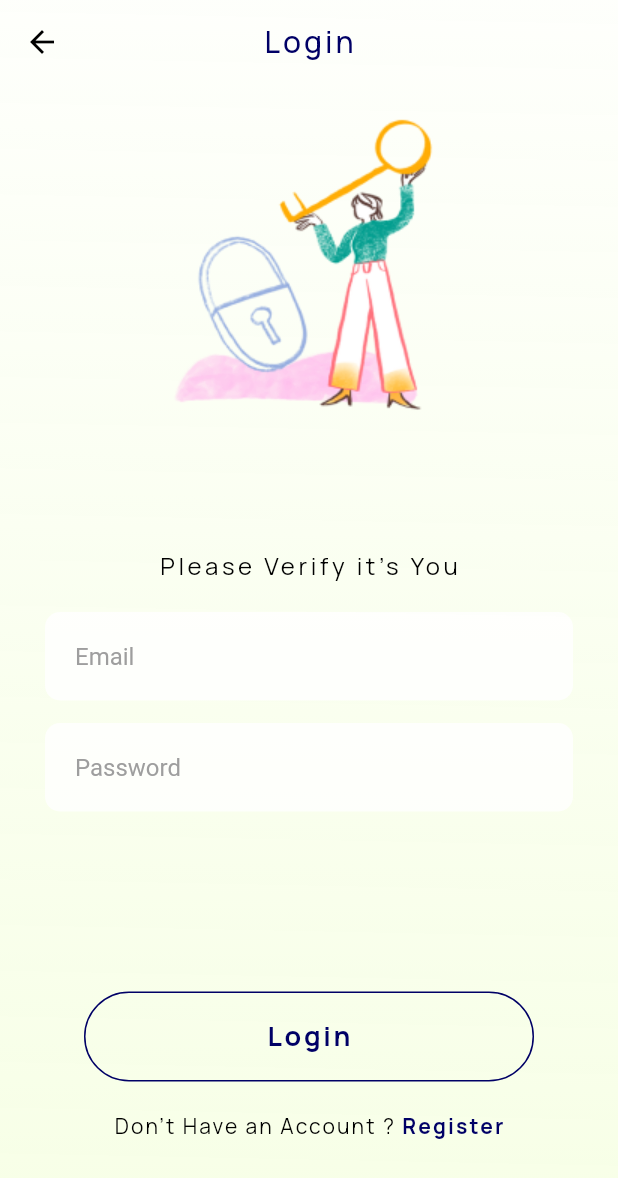
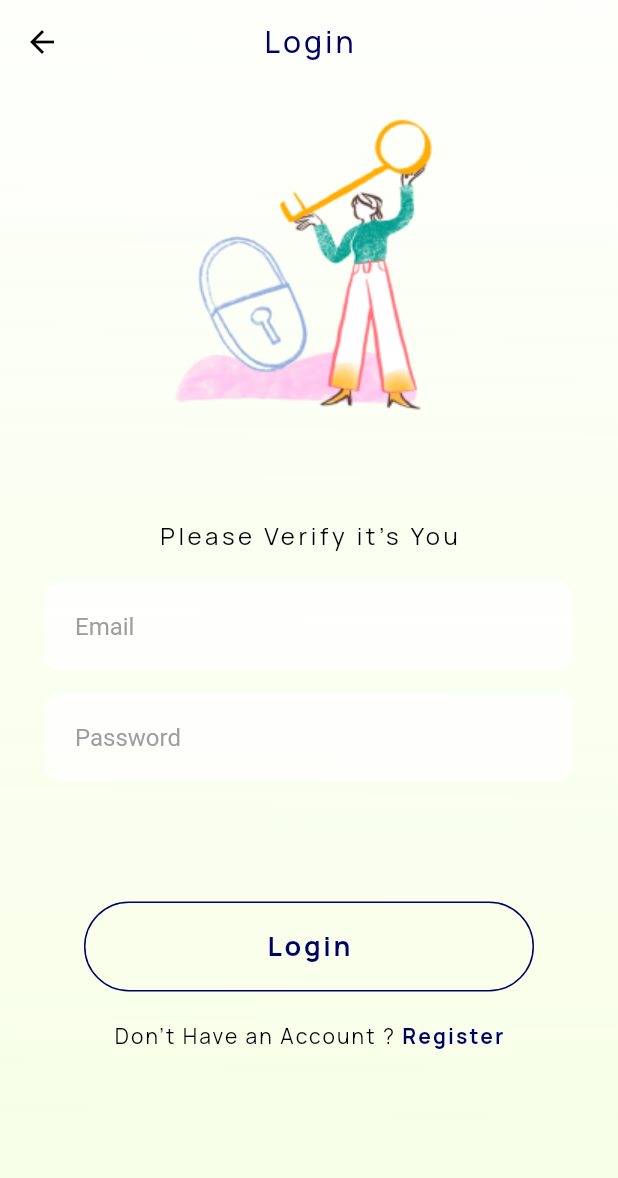
Before and after one commit to ThankiAshish/greenbook, a Flutter app: the screen it shows after launch, after a tap on "Login", on a phone screen of 412 x 824 dp. Shown: the top 1178 px of the screen. Run offline on Flutter 3.47's test engine with Material 2 defaults, Android fonts, the phone set to English and light mode, and no system bars; our stand-ins replace google_fonts, image_picker, shared_preferences; network calls fail.

Commit message:
reigster login page tweaks

```diff
--- a/lib/screens/login_page.dart
+++ b/lib/screens/login_page.dart
@@ -2,6 +2,7 @@ import 'package:flutter/material.dart';
 import 'package:google_fonts/google_fonts.dart';
 import 'package:greenbook/screens/register_page.dart';
 import 'package:greenbook/services/auth_services.dart';
+import 'package:greenbook/utils/utils.dart';
 
 class LoginPage extends StatefulWidget {
   const LoginPage({super.key});
@@ -54,7 +55,8 @@ class _LoginPageState extends State<LoginPage> {
           ),
         ),
         backgroundColor: Colors.transparent,
-        body: Column(
+        body: SingleChildScrollView(
+          child: Column(
             children: [
               const SizedBox(
                 height: 10,
@@ -66,7 +68,7 @@ class _LoginPageState extends State<LoginPage> {
                 fit: BoxFit.cover,
               ),
               const SizedBox(
-              height: 80,
+                height: 60,
               ),
               Text(
                 "Please Verify it's You",
@@ -119,13 +121,19 @@ class _LoginPageState extends State<LoginPage> {
                 ),
               ),
               const SizedBox(
-              height: 120,
+                height: 80,
               ),
               SizedBox(
                 width: 300,
                 height: 60,
                 child: OutlinedButton(
                   onPressed: (){
+                    if(emailController.text.isEmpty || passwordController.text.isEmpty) {
+                      showSnackBar(
+                        context,
+                        'All Fields are Required!'
+                      );
+                    }
                     loginUser();
                   },
                   style: OutlinedButton.styleFrom(
@@ -180,6 +188,7 @@ class _LoginPageState extends State<LoginPage> {
             ],
           ),
         ),
+      ),
     );
   }
 }
--- a/lib/screens/register_page.dart
+++ b/lib/screens/register_page.dart
@@ -135,18 +135,8 @@ class _RegisterPageState extends State<RegisterPage> {
                   ],
                 ),
               ),
-              Text(
-                'Please Enter Your Details',
-                style: GoogleFonts.manrope(
-                  color: Colors.black,
-                  fontSize: 16,
-                  fontWeight: FontWeight.w400,
-                  height: 0,
-                  letterSpacing: 2.40,
-                ),
-              ),
               const SizedBox(
-                height: 20,
+                height: 30,
               ),
               Padding(
                 padding: const EdgeInsets.symmetric(horizontal: 30),
@@ -246,14 +236,19 @@ class _RegisterPageState extends State<RegisterPage> {
                 ),
               ),
             const SizedBox(
-              height: 40,
+              height: 20,
             ),
             SizedBox(
-              width: 300,
+              width: 325,
               height: 60,
               child: ElevatedButton(
                 onPressed: (){
-                  // Navigator.of(context).push(MaterialPageRoute(builder: (ctx)=> const RegisterPage(),),);
+                  if(imagePath == null || usernameController.text.isEmpty || nameController.text.isEmpty || emailController.text.isEmpty || passwordController.text.isEmpty) {
+                    showSnackBar(
+                      context,
+                      'All Fields are Required!'
+                    );
+                  } else {
                     if(passwordController.text == confirmPasswordController.text) {
                       registerUser();
                     } else {
@@ -261,6 +256,7 @@ class _RegisterPageState extends State<RegisterPage> {
                         context,
                         'Passwords do not match'
                       );
+                    }
                   }
                 },
                 style: ButtonStyle(
@@ -290,31 +286,29 @@ class _RegisterPageState extends State<RegisterPage> {
             Row(
               mainAxisAlignment: MainAxisAlignment.center,
               children: [
-                const Text(
+                Text(
                   'Already Have an Account? ',
-                  style: TextStyle(
+                  style: GoogleFonts.manrope(
                     color: Colors.black,
                     fontSize: 14,
-                        fontFamily: 'Manrope',
                     fontWeight: FontWeight.w400,
                     height: 0,
                     letterSpacing: 1.40,
-                  )
+                  ),
                 ),
                 GestureDetector(
                   onTap: () {
                     Navigator.of(context).push(MaterialPageRoute(builder: (ctx)=> const LoginPage(),),);
                   },
-                  child: const Text(
+                  child: Text(
                     'Login',
-                    style: TextStyle(
-                      color: Color(0xFF000066),
+                    style: GoogleFonts.manrope(
+                      color: const Color(0xFF000066),
                       fontSize: 14,
-                      fontFamily: 'Manrope',
                       fontWeight: FontWeight.w700,
                       height: 0,
                       letterSpacing: 1.40,
-                    )
+                    ),
                   ),
                 ),
               ],
--- a/lib/services/auth_services.dart
+++ b/lib/services/auth_services.dart
@@ -2,7 +2,6 @@ import 'dart:convert';
 import 'dart:io';
 
 import 'package:flutter/material.dart';
-import 'package:greenbook/models/user.dart';
 import 'package:greenbook/providers/user_provider.dart';
 import 'package:greenbook/screens/home_page.dart';
 import 'package:greenbook/screens/login_page.dart';
```
Lines whose indentation alone changed are shown as unchanged.
